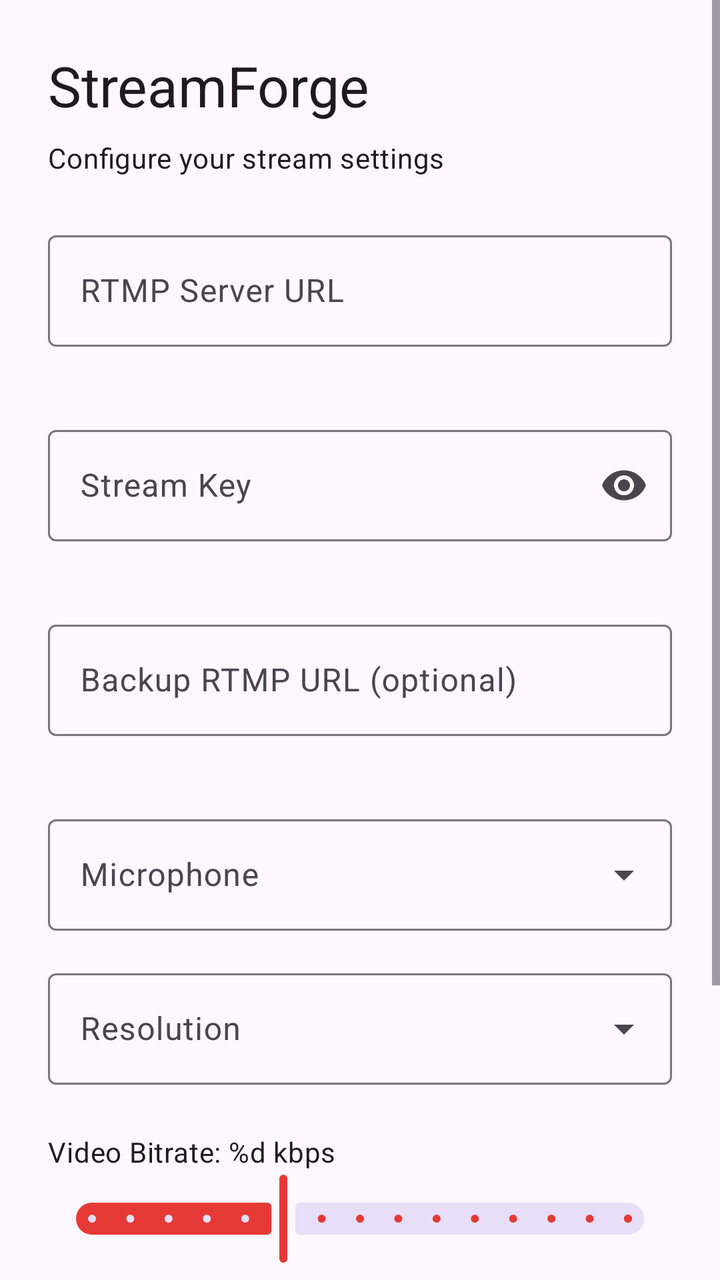
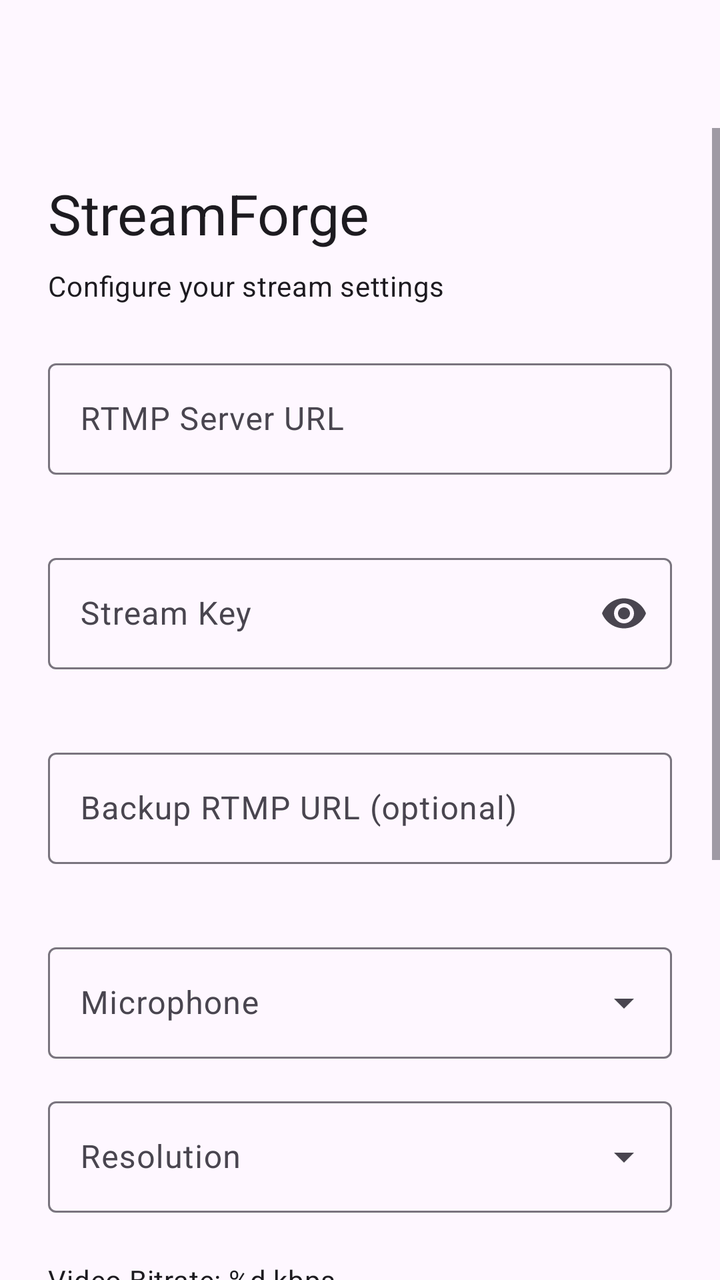

An Android layout rendered at two revisions. The XML below is the earlier revision; the diff shows what the commit changed to produce the second picture.
<!-- AndroidManifest.xml: application theme Theme.StreamForge -->
<!-- res/layout/activity_main.xml -->
<?xml version="1.0" encoding="utf-8"?>
<ScrollView
    xmlns:android="http://schemas.android.com/apk/res/android"
    xmlns:app="http://schemas.android.com/apk/res-auto"
    xmlns:tools="http://schemas.android.com/tools"
    android:layout_width="match_parent"
    android:layout_height="match_parent"
    android:fillViewport="true"
    tools:context=".MainActivity">

    <LinearLayout
        android:layout_width="match_parent"
        android:layout_height="wrap_content"
        android:orientation="vertical"
        android:padding="24dp">

        
        <TextView
            android:id="@+id/tvTitle"
            android:layout_width="wrap_content"
            android:layout_height="wrap_content"
            android:text="@string/app_name"
            android:textAppearance="?attr/textAppearanceHeadlineMedium"
            android:layout_marginBottom="8dp" />

        <TextView
            android:layout_width="wrap_content"
            android:layout_height="wrap_content"
            android:text="Configure your stream settings"
            android:textAppearance="?attr/textAppearanceBodyMedium"
            android:layout_marginBottom="24dp" />

        
        <com.google.android.material.textfield.TextInputLayout
            android:id="@+id/tilRtmpUrl"
            android:layout_width="match_parent"
            android:layout_height="wrap_content"
            android:hint="@string/rtmp_url_label"
            android:layout_marginBottom="16dp"
            app:errorEnabled="true">

            <com.google.android.material.textfield.TextInputEditText
                android:id="@+id/etRtmpUrl"
                android:layout_width="match_parent"
                android:layout_height="wrap_content"
                android:inputType="textUri"
                android:singleLine="true" />

        </com.google.android.material.textfield.TextInputLayout>

        
        <com.google.android.material.textfield.TextInputLayout
            android:id="@+id/tilStreamKey"
            android:layout_width="match_parent"
            android:layout_height="wrap_content"
            android:hint="@string/stream_key_label"
            android:layout_marginBottom="16dp"
            app:errorEnabled="true"
            app:endIconMode="password_toggle">

            <com.google.android.material.textfield.TextInputEditText
                android:id="@+id/etStreamKey"
                android:layout_width="match_parent"
                android:layout_height="wrap_content"
                android:inputType="textPassword"
                android:singleLine="true" />

        </com.google.android.material.textfield.TextInputLayout>

        
        <com.google.android.material.textfield.TextInputLayout
            android:id="@+id/tilBackupRtmpUrl"
            android:layout_width="match_parent"
            android:layout_height="wrap_content"
            android:hint="@string/backup_rtmp_url_label"
            android:layout_marginBottom="16dp"
            app:errorEnabled="true">

            <com.google.android.material.textfield.TextInputEditText
                android:id="@+id/etBackupRtmpUrl"
                android:layout_width="match_parent"
                android:layout_height="wrap_content"
                android:inputType="textUri"
                android:singleLine="true" />

        </com.google.android.material.textfield.TextInputLayout>

        
        <com.google.android.material.textfield.TextInputLayout
            android:id="@+id/tilMicSource"
            android:layout_width="match_parent"
            android:layout_height="wrap_content"
            android:hint="@string/mic_source_label"
            android:layout_marginBottom="16dp"
            style="@style/Widget.Material3.TextInputLayout.OutlinedBox.ExposedDropdownMenu">

            <AutoCompleteTextView
                android:id="@+id/actvMicSource"
                android:layout_width="match_parent"
                android:layout_height="wrap_content"
                android:inputType="none"
                android:editable="false" />

        </com.google.android.material.textfield.TextInputLayout>

        
        <com.google.android.material.textfield.TextInputLayout
            android:id="@+id/tilResolution"
            android:layout_width="match_parent"
            android:layout_height="wrap_content"
            android:hint="@string/resolution_label"
            android:layout_marginBottom="16dp"
            style="@style/Widget.Material3.TextInputLayout.OutlinedBox.ExposedDropdownMenu">

            <AutoCompleteTextView
                android:id="@+id/actvResolution"
                android:layout_width="match_parent"
                android:layout_height="wrap_content"
                android:inputType="none"
                android:editable="false" />

        </com.google.android.material.textfield.TextInputLayout>

        
        <TextView
            android:id="@+id/tvVideoBitrateLabel"
            android:layout_width="wrap_content"
            android:layout_height="wrap_content"
            android:text="@string/video_bitrate_label"
            android:textAppearance="?attr/textAppearanceBodyMedium"
            android:layout_marginTop="8dp" />

        <com.google.android.material.slider.Slider
            android:id="@+id/sliderVideoBitrate"
            android:layout_width="match_parent"
            android:layout_height="wrap_content"
            android:valueFrom="1000"
            android:valueTo="8000"
            android:stepSize="500"
            android:value="3500"
            android:layout_marginBottom="16dp" />

        
        <TextView
            android:id="@+id/tvAudioBitrateLabel"
            android:layout_width="wrap_content"
            android:layout_height="wrap_content"
            android:text="@string/audio_bitrate_label"
            android:textAppearance="?attr/textAppearanceBodyMedium"
            android:layout_marginTop="8dp" />

        <com.google.android.material.slider.Slider
            android:id="@+id/sliderAudioBitrate"
            android:layout_width="match_parent"
            android:layout_height="wrap_content"
            android:valueFrom="64"
            android:valueTo="320"
            android:stepSize="32"
            android:value="128"
            android:layout_marginBottom="24dp" />

        
        <com.google.android.material.button.MaterialButton
            android:id="@+id/btnSaveAndGoLive"
            android:layout_width="match_parent"
            android:layout_height="wrap_content"
            android:text="@string/save_and_go_live"
            android:padding="16dp" />

    </LinearLayout>

</ScrollView>
<!-- resources referenced by this layout -->
<resources>
  <string name="app_name">StreamForge</string>
  <string name="audio_bitrate_label">Audio Bitrate: %d kbps</string>
  <string name="backup_rtmp_url_label">Backup RTMP URL (optional)</string>
  <string name="mic_source_label">Microphone</string>
  <string name="resolution_label">Resolution</string>
  <string name="rtmp_url_label">RTMP Server URL</string>
  <string name="save_and_go_live">Save &amp; Go Live</string>
  <string name="stream_key_label">Stream Key</string>
  <string name="video_bitrate_label">Video Bitrate: %d kbps</string>
  <style name="Theme.StreamForge" parent="Theme.Material3.DayNight.NoActionBar">
          <item name="colorPrimary">@color/brand_primary</item>
          <item name="colorPrimaryVariant">@color/brand_primary_dark</item>
          <item name="colorSecondary">@color/brand_secondary</item>
          <item name="android:windowLightStatusBar" tools:targetApi="m">false</item>
          <item name="android:statusBarColor">@color/surface_dark</item>
      </style>
  <color name="brand_primary">#E53935</color>
  <color name="brand_primary_dark">#B71C1C</color>
  <color name="brand_secondary">#FF7043</color>
  <color name="surface_dark">#121212</color>
</resources>

<!-- the commit's change to res/layout/activity_main.xml (unified diff, before → after) -->
@@ -1,12 +1,28 @@
 <?xml version="1.0" encoding="utf-8"?>
-<ScrollView
+<androidx.coordinatorlayout.widget.CoordinatorLayout
     xmlns:android="http://schemas.android.com/apk/res/android"
     xmlns:app="http://schemas.android.com/apk/res-auto"
     xmlns:tools="http://schemas.android.com/tools"
     android:layout_width="match_parent"
     android:layout_height="match_parent"
-    android:fillViewport="true"
     tools:context=".MainActivity">
+
+    <com.google.android.material.appbar.AppBarLayout
+        android:layout_width="match_parent"
+        android:layout_height="wrap_content">
+
+        <com.google.android.material.appbar.MaterialToolbar
+            android:id="@+id/toolbar"
+            android:layout_width="match_parent"
+            android:layout_height="?attr/actionBarSize" />
+
+    </com.google.android.material.appbar.AppBarLayout>
+
+    <ScrollView
+        android:layout_width="match_parent"
+        android:layout_height="match_parent"
+        android:fillViewport="true"
+        app:layout_behavior="@string/appbar_scrolling_view_behavior">
 
     <LinearLayout
         android:layout_width="match_parent"
@@ -167,6 +183,18 @@
             android:text="@string/save_and_go_live"
             android:padding="16dp" />
 
+        
+        <com.google.android.material.button.MaterialButton
+            android:id="@+id/btnLogout"
+            android:layout_width="match_parent"
+            android:layout_height="wrap_content"
+            android:layout_marginTop="16dp"
+            android:text="Logout"
+            android:padding="16dp"
+            style="@style/Widget.Material3.Button.OutlinedButton" />
+
     </LinearLayout>
 
 </ScrollView>
+
+</androidx.coordinatorlayout.widget.CoordinatorLayout>
